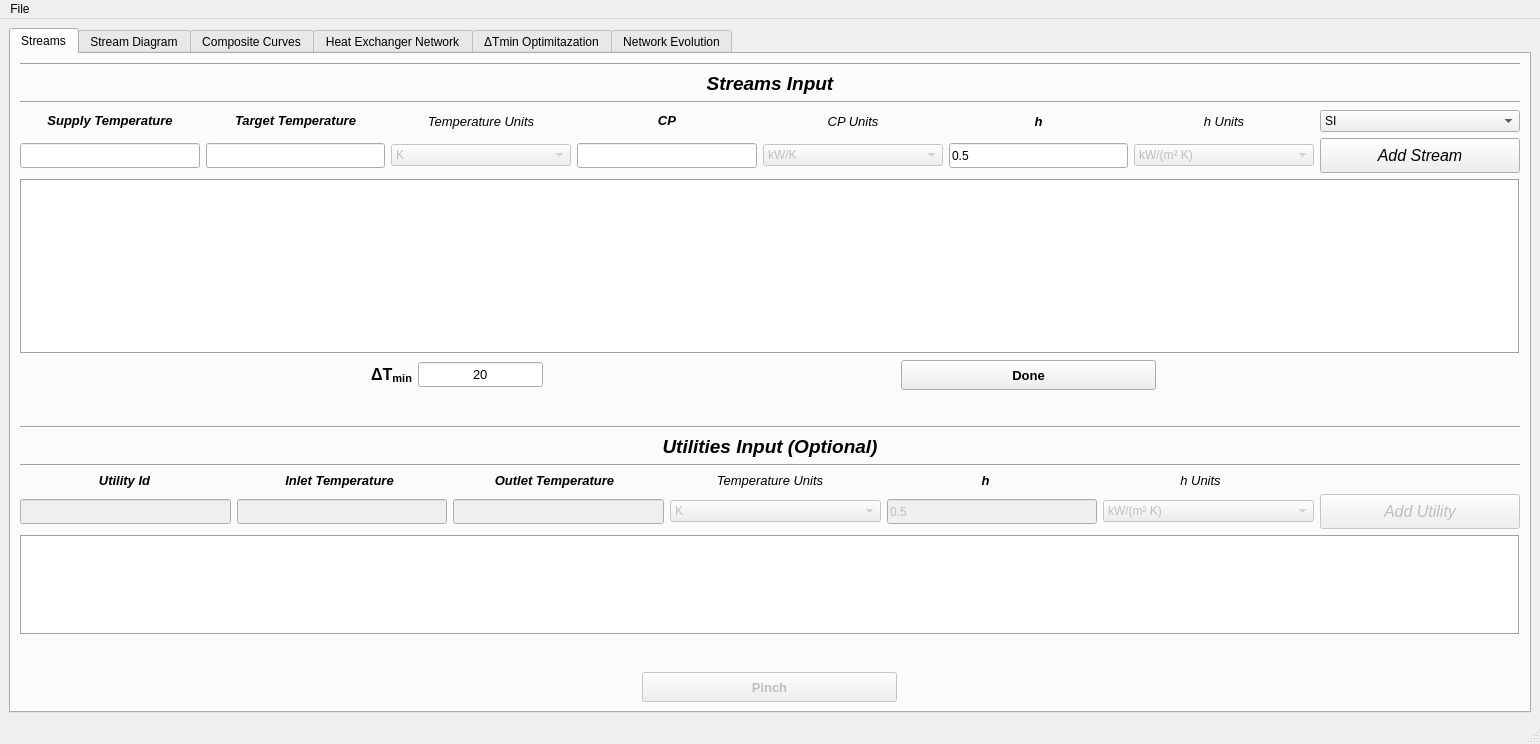
Before: the Qt Designer form interface/MPinch.ui in CarlosTadeuVassoler/MPinch, drawn with Qt 5.
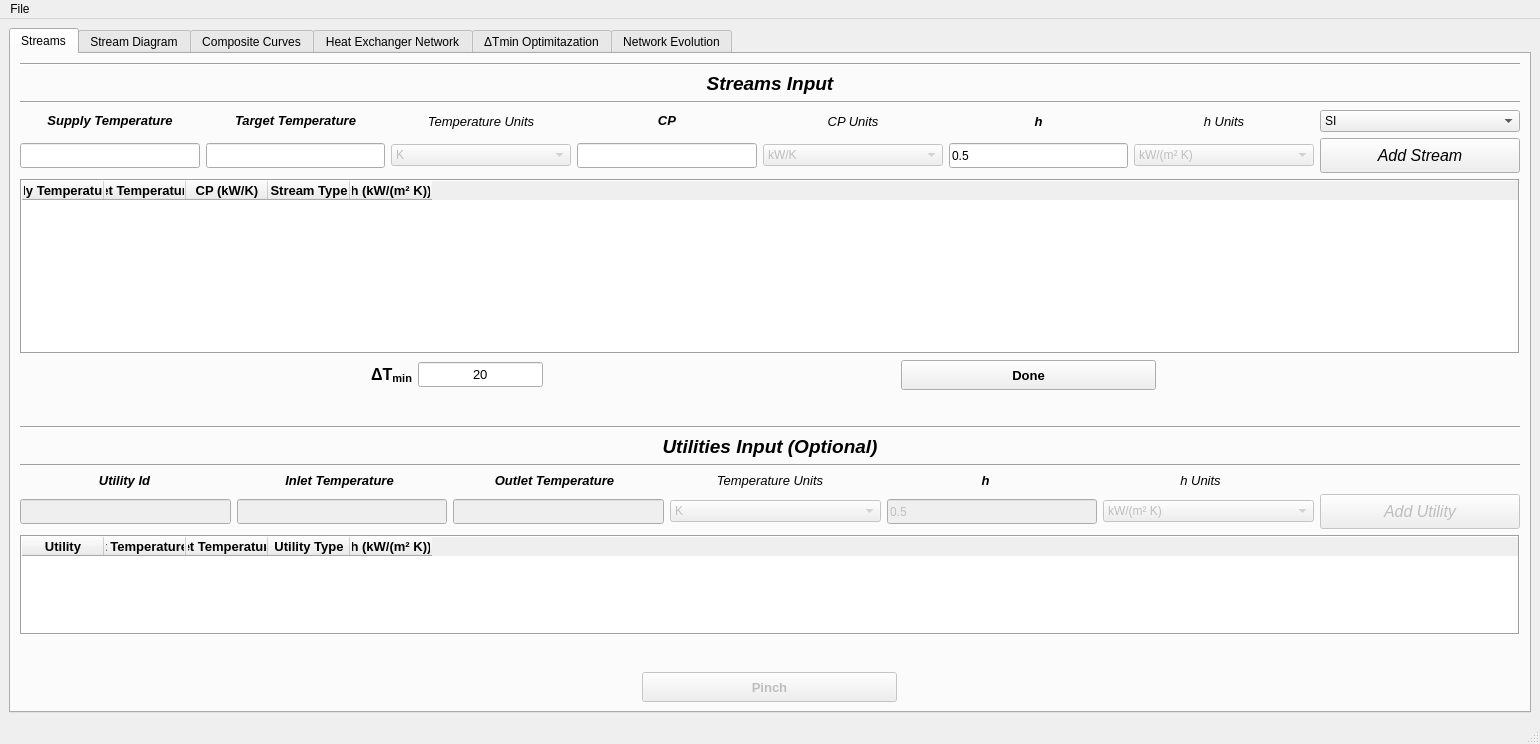
After: the same form once the commit is applied. The open tabs and pages were chosen to show the change.

Patch:
```diff
--- a/interface/MPinch.ui
+++ b/interface/MPinch.ui
@@ -466,7 +466,7 @@
              <bool>false</bool>
             </property>
             <attribute name="horizontalHeaderVisible">
-             <bool>false</bool>
+             <bool>true</bool>
             </attribute>
             <attribute name="horizontalHeaderCascadingSectionResizes">
              <bool>false</bool>
@@ -1106,7 +1106,7 @@
              <bool>false</bool>
             </property>
             <attribute name="horizontalHeaderVisible">
-             <bool>false</bool>
+             <bool>true</bool>
             </attribute>
             <attribute name="horizontalHeaderCascadingSectionResizes">
              <bool>false</bool>
```
Left out of the diff: 10 changed lines with no effect on the pictures.
